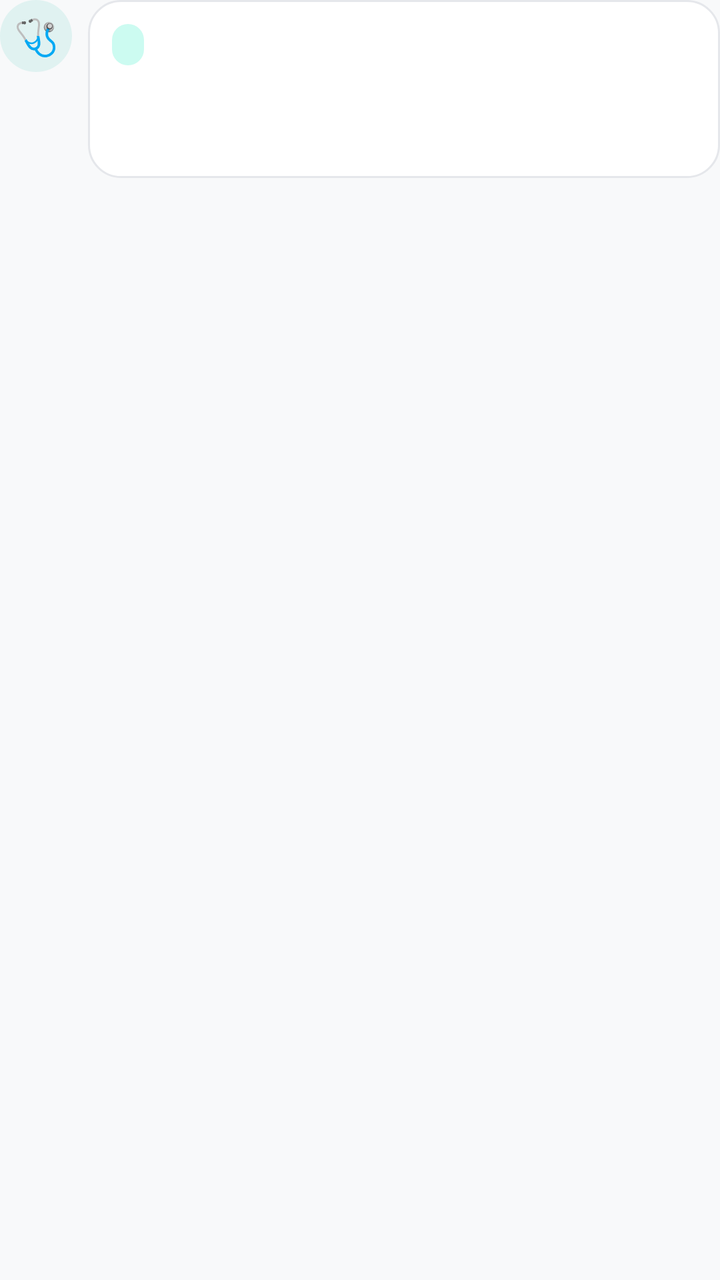
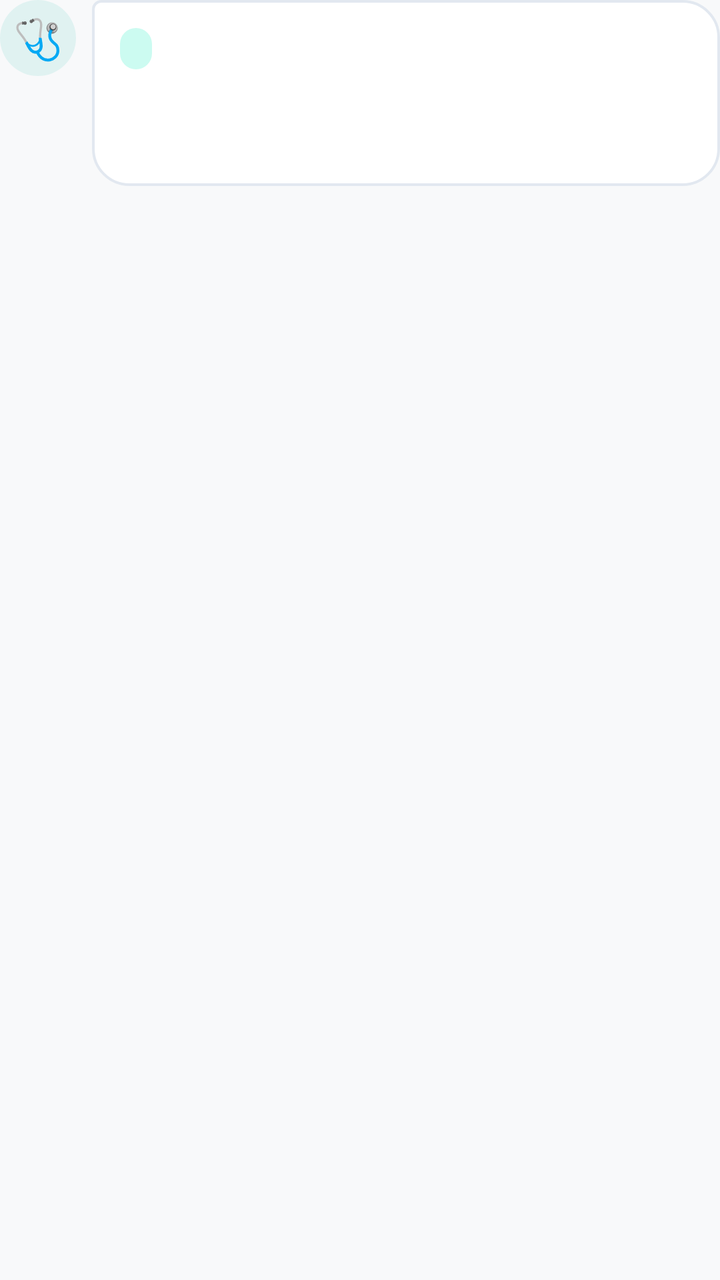

Screens rendered from an Android XML layout before and after an edit, with the pre-edit source and the edit as a unified diff.
<!-- AndroidManifest.xml: application theme Theme.MedicalClinic -->
<!-- res/layout/item_assistant_message.xml -->
<?xml version="1.0" encoding="utf-8"?>
<LinearLayout xmlns:android="http://schemas.android.com/apk/res/android"
    xmlns:app="http://schemas.android.com/apk/res-auto"
    android:layout_width="match_parent"
    android:layout_height="wrap_content"
    android:orientation="vertical"
    android:layout_marginBottom="12dp">

    
    <LinearLayout
        android:id="@+id/layoutUserMessage"
        android:layout_width="match_parent"
        android:layout_height="wrap_content"
        android:orientation="horizontal"
        android:gravity="end"
        android:visibility="gone">

        <LinearLayout
            android:layout_width="wrap_content"
            android:layout_height="wrap_content"
            android:maxWidth="280dp"
            android:background="@drawable/bg_pill_status_confirmed"
            android:backgroundTint="#00897B"
            android:paddingHorizontal="14dp"
            android:paddingVertical="10dp"
            android:orientation="vertical">

            <TextView
                android:id="@+id/tvUserMessageText"
                android:layout_width="wrap_content"
                android:layout_height="wrap_content"
                android:textColor="#FFFFFF"
                android:textSize="14sp"
                android:lineSpacingExtra="3dp" />

            <TextView
                android:id="@+id/tvUserMessageTime"
                android:layout_width="wrap_content"
                android:layout_height="wrap_content"
                android:layout_gravity="start"
                android:layout_marginTop="3dp"
                android:textColor="#CCFBF1"
                android:textSize="10sp" />
        </LinearLayout>
    </LinearLayout>

    
    <LinearLayout
        android:id="@+id/layoutAssistantMessage"
        android:layout_width="match_parent"
        android:layout_height="wrap_content"
        android:orientation="horizontal"
        android:gravity="start"
        android:visibility="visible">

        <TextView
            android:layout_width="36dp"
            android:layout_height="36dp"
            android:gravity="center"
            android:background="@drawable/bg_circle_primary"
            android:backgroundTint="#E0F2F1"
            android:text="🩺"
            android:textSize="18sp"
            android:layout_marginEnd="8dp" />

        <LinearLayout
            android:layout_width="0dp"
            android:layout_height="wrap_content"
            android:layout_weight="1"
            android:orientation="vertical"
            android:background="@drawable/bg_input_field"
            android:padding="12dp">

            
            <TextView
                android:id="@+id/tvAssistantBadge"
                android:layout_width="wrap_content"
                android:layout_height="wrap_content"
                android:background="@drawable/bg_pill_status_upcoming"
                android:backgroundTint="#CCFBF1"
                android:textColor="#00695C"
                android:textSize="11sp"
                android:textStyle="bold"
                android:paddingHorizontal="8dp"
                android:paddingVertical="3dp"
                android:layout_marginBottom="6dp" />

            
            <TextView
                android:id="@+id/tvAssistantMessageText"
                android:layout_width="match_parent"
                android:layout_height="wrap_content"
                android:textColor="#1E293B"
                android:textSize="13.5sp"
                android:lineSpacingExtra="4dp" />

            
            <LinearLayout
                android:id="@+id/layoutDoctorsContainer"
                android:layout_width="match_parent"
                android:layout_height="wrap_content"
                android:orientation="vertical"
                android:layout_marginTop="10dp"
                android:visibility="gone" />

            
            <LinearLayout
                android:id="@+id/layoutActionsContainer"
                android:layout_width="match_parent"
                android:layout_height="wrap_content"
                android:orientation="vertical"
                android:layout_marginTop="8dp"
                android:visibility="gone" />

            <TextView
                android:id="@+id/tvAssistantMessageTime"
                android:layout_width="wrap_content"
                android:layout_height="wrap_content"
                android:layout_gravity="end"
                android:layout_marginTop="6dp"
                android:textColor="#94A3B8"
                android:textSize="10sp" />
        </LinearLayout>
    </LinearLayout>
</LinearLayout>
<!-- resources referenced by this layout -->
<resources>
  <!-- drawable bg_circle_primary (drawable) -->
  <?xml version="1.0" encoding="utf-8"?>
  <shape xmlns:android="http://schemas.android.com/apk/res/android"
      android:shape="oval">
      <gradient
          android:type="linear"
          android:angle="135"
          android:startColor="#0EA5E9"
          android:endColor="#3B82F6" />
  </shape>
  <!-- drawable bg_input_field (drawable) -->
  <?xml version="1.0" encoding="utf-8"?>
  <shape xmlns:android="http://schemas.android.com/apk/res/android"
      android:shape="rectangle">
      <solid android:color="@color/surface_dark_elevated" />
      <corners android:radius="16dp" />
      <stroke
          android:width="1dp"
          android:color="@color/border_field" />
  </shape>
  <!-- drawable bg_pill_status_confirmed (drawable) -->
  <?xml version="1.0" encoding="utf-8"?>
  <shape xmlns:android="http://schemas.android.com/apk/res/android"
      android:shape="rectangle">
      <solid android:color="#CCFBF1" />
      <corners android:radius="100dp" />
  </shape>
  <!-- drawable bg_pill_status_upcoming (drawable) -->
  <?xml version="1.0" encoding="utf-8"?>
  <shape xmlns:android="http://schemas.android.com/apk/res/android"
      android:shape="rectangle">
      <solid android:color="#FEF3C7" />
      <corners android:radius="100dp" />
  </shape>
  <color name="surface_dark_elevated">#FFFFFF</color>
  <color name="border_field">#E5E7EB</color>
  <color name="brand_primary">#0A5C5F</color>
  <color name="brand_primary_soft">#E6F4F1</color>
  <color name="brand_primary_dark">#084749</color>
  <color name="brand_secondary">#10B981</color>
  <color name="brand_secondary_soft">#ECFDF5</color>
  <color name="brand_secondary_dark">#059669</color>
  <color name="brand_danger">#EF4444</color>
  <color name="surface_dark">#F8F9FA</color>
  <color name="on_surface_dark">#0A1929</color>
  <color name="surface_deep">#F1F5F9</color>
  <color name="on_surface_dark_secondary">#4B5563</color>
  <color name="divider">#E5E7EB</color>
  <style name="Animation.MedicalClinic.Activity" parent="@android:style/Animation.Activity">
          <item name="android:activityOpenEnterAnimation">@anim/activity_enter</item>
          <item name="android:activityOpenExitAnimation">@anim/activity_exit</item>
          <item name="android:activityCloseEnterAnimation">@anim/activity_pop_enter</item>
          <item name="android:activityCloseExitAnimation">@anim/activity_pop_exit</item>
      </style>
  <!-- unchanged entries left out for length: 1 -->
</resources>

<!-- the commit's change to res/layout/item_assistant_message.xml (unified diff, before → after) -->
@@ -19,10 +19,9 @@
             android:layout_width="wrap_content"
             android:layout_height="wrap_content"
             android:maxWidth="280dp"
-            android:background="@drawable/bg_pill_status_confirmed"
-            android:backgroundTint="#00897B"
-            android:paddingHorizontal="14dp"
-            android:paddingVertical="10dp"
+            android:background="@drawable/bg_chat_bubble_user_luxury"
+            android:paddingHorizontal="16dp"
+            android:paddingVertical="12dp"
             android:orientation="vertical">
 
             <TextView
@@ -30,17 +29,17 @@
                 android:layout_width="wrap_content"
                 android:layout_height="wrap_content"
                 android:textColor="#FFFFFF"
-                android:textSize="14sp"
-                android:lineSpacingExtra="3dp" />
+                android:textSize="14.5sp"
+                android:lineSpacingExtra="3.5dp" />
 
             <TextView
                 android:id="@+id/tvUserMessageTime"
                 android:layout_width="wrap_content"
                 android:layout_height="wrap_content"
                 android:layout_gravity="start"
-                android:layout_marginTop="3dp"
+                android:layout_marginTop="4dp"
                 android:textColor="#CCFBF1"
-                android:textSize="10sp" />
+                android:textSize="10.5sp" />
         </LinearLayout>
     </LinearLayout>
 
@@ -54,13 +53,13 @@
         android:visibility="visible">
 
         <TextView
-            android:layout_width="36dp"
-            android:layout_height="36dp"
+            android:layout_width="38dp"
+            android:layout_height="38dp"
             android:gravity="center"
             android:background="@drawable/bg_circle_primary"
             android:backgroundTint="#E0F2F1"
             android:text="🩺"
-            android:textSize="18sp"
+            android:textSize="20sp"
             android:layout_marginEnd="8dp" />
 
         <LinearLayout
@@ -68,8 +67,8 @@
             android:layout_height="wrap_content"
             android:layout_weight="1"
             android:orientation="vertical"
-            android:background="@drawable/bg_input_field"
-            android:padding="12dp">
+            android:background="@drawable/bg_chat_bubble_bot_luxury"
+            android:padding="14dp">
 
             
             <TextView
<!-- resource entries referenced after the edit -->
@@ -1,5 +1,34 @@
 <!-- resources referenced by this layout -->
 <resources>
+  <!-- drawable bg_chat_bubble_bot_luxury (drawable) -->
+  <?xml version="1.0" encoding="utf-8"?>
+  <shape xmlns:android="http://schemas.android.com/apk/res/android"
+      android:shape="rectangle">
+      <corners
+          android:topLeftRadius="4dp"
+          android:topRightRadius="18dp"
+          android:bottomLeftRadius="18dp"
+          android:bottomRightRadius="18dp" />
+      <solid android:color="#FFFFFF" />
+      <stroke
+          android:width="1.2dp"
+          android:color="#E2E8F0" />
+  </shape>
+  <!-- drawable bg_chat_bubble_user_luxury (drawable) -->
+  <?xml version="1.0" encoding="utf-8"?>
+  <shape xmlns:android="http://schemas.android.com/apk/res/android"
+      android:shape="rectangle">
+      <corners
+          android:topLeftRadius="18dp"
+          android:topRightRadius="4dp"
+          android:bottomLeftRadius="18dp"
+          android:bottomRightRadius="18dp" />
+      <gradient
+          android:type="linear"
+          android:angle="135"
+          android:startColor="#064E3B"
+          android:endColor="#0F766E" />
+  </shape>
   <!-- drawable bg_circle_primary (drawable) -->
   <?xml version="1.0" encoding="utf-8"?>
   <shape xmlns:android="http://schemas.android.com/apk/res/android"
@@ -10,23 +39,6 @@
           android:startColor="#0EA5E9"
           android:endColor="#3B82F6" />
   </shape>
-  <!-- drawable bg_input_field (drawable) -->
-  <?xml version="1.0" encoding="utf-8"?>
-  <shape xmlns:android="http://schemas.android.com/apk/res/android"
-      android:shape="rectangle">
-      <solid android:color="@color/surface_dark_elevated" />
-      <corners android:radius="16dp" />
-      <stroke
-          android:width="1dp"
-          android:color="@color/border_field" />
-  </shape>
-  <!-- drawable bg_pill_status_confirmed (drawable) -->
-  <?xml version="1.0" encoding="utf-8"?>
-  <shape xmlns:android="http://schemas.android.com/apk/res/android"
-      android:shape="rectangle">
-      <solid android:color="#CCFBF1" />
-      <corners android:radius="100dp" />
-  </shape>
   <!-- drawable bg_pill_status_upcoming (drawable) -->
   <?xml version="1.0" encoding="utf-8"?>
   <shape xmlns:android="http://schemas.android.com/apk/res/android"
@@ -35,7 +47,6 @@
       <corners android:radius="100dp" />
   </shape>
   <color name="surface_dark_elevated">#FFFFFF</color>
-  <color name="border_field">#E5E7EB</color>
   <color name="brand_primary">#0A5C5F</color>
   <color name="brand_primary_soft">#E6F4F1</color>
   <color name="brand_primary_dark">#084749</color>
